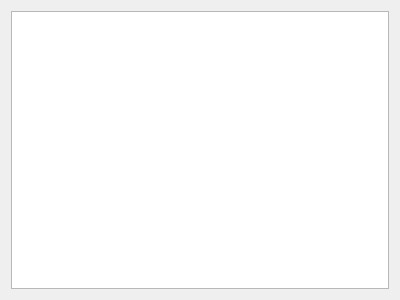
This is ui/loggingmainwidget.ui in burner/pimp as Qt 5 draws it before an edit. The edited form follows.
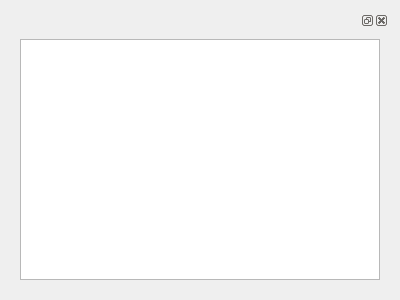
This is the edited form.

```diff
--- a/ui/loggingmainwidget.ui
+++ b/ui/loggingmainwidget.ui
@@ -15,6 +15,10 @@
   </property>
   <layout class="QHBoxLayout" name="horizontalLayout">
    <item>
+    <widget class="QDockWidget" name="dockWidget">
+     <widget class="QWidget" name="dockWidgetContents">
+      <layout class="QHBoxLayout" name="horizontalLayout_2">
+       <item>
     <widget class="QPlainTextEdit" name="loggingTextBox">
      <property name="undoRedoEnabled">
       <bool>false</bool>
@@ -22,6 +26,10 @@
      <property name="readOnly">
       <bool>true</bool>
      </property>
+        </widget>
+       </item>
+      </layout>
+     </widget>
     </widget>
    </item>
   </layout>
```
Lines whose indentation alone changed are shown as unchanged.
